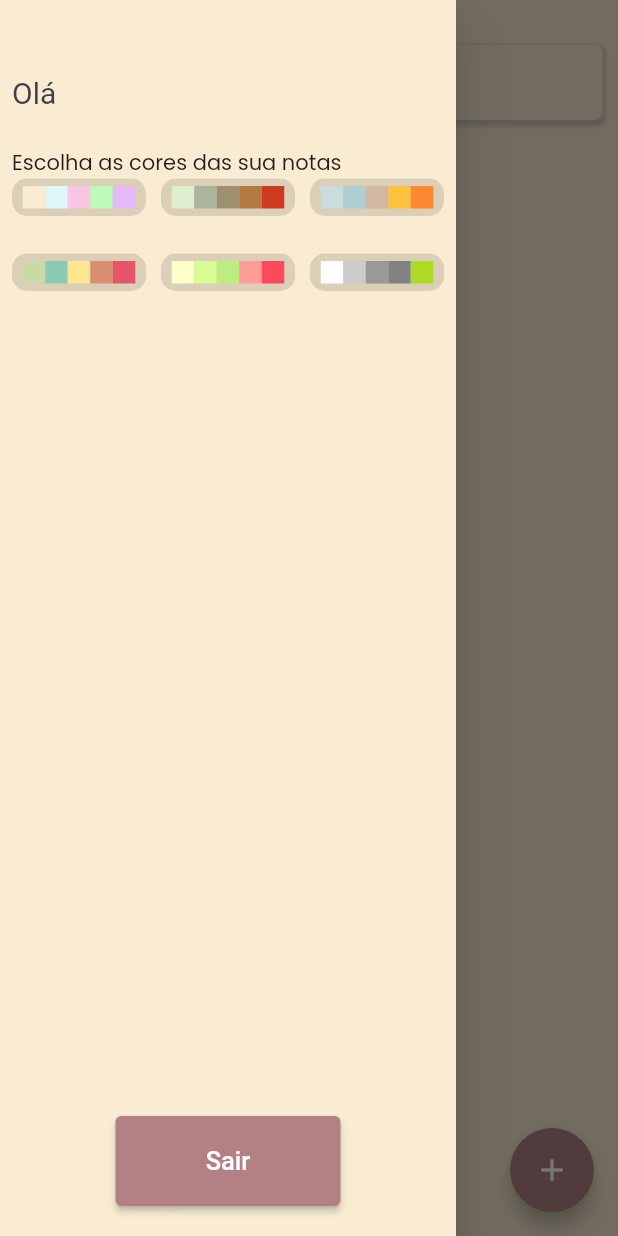
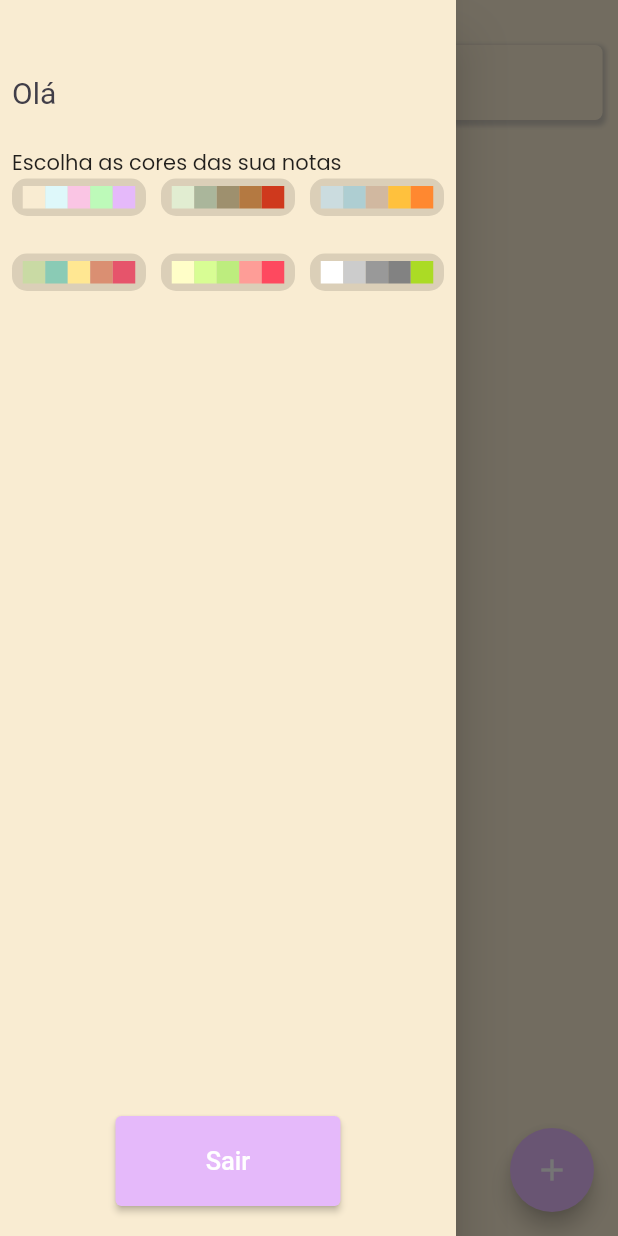
Before and after one commit to JSavioFreire/notes_login, a Flutter app: the screen it shows once a user with an empty profile is signed in, with the side drawer open, on a phone screen of 412 x 824 dp. Run offline on Flutter 3.47's test engine with Material 2 defaults, Android fonts, the phone set to English and light mode, and no system bars; our stand-ins replace cloud_firestore, firebase_auth, firebase_core, google_fonts; missing offline and left inert: flutter_statusbarcolor_ns; accounts and stored records are empty.

Commit message:
change button colors

```diff
--- a/lib/components/drawer/widget/logout_button.dart
+++ b/lib/components/drawer/widget/logout_button.dart
@@ -1,5 +1,7 @@
 import 'package:flutter/material.dart';
 import 'package:notes_login/provider/auth/auth_provider.dart';
+import 'package:notes_login/provider/color/change_style_color_provider.dart';
+import 'package:notes_login/theme/theme_colors.dart';
 import 'package:provider/provider.dart';
 
 class LogoutButton extends StatelessWidget {
@@ -7,11 +9,18 @@ class LogoutButton extends StatelessWidget {
 
   @override
   Widget build(BuildContext context) {
+    ChangeStyleColorProvider colorProvider =
+        Provider.of<ChangeStyleColorProvider>(context);
+
     return SizedBox(
       width: 150,
       height: 60,
       child: ElevatedButton(
           onPressed: () => (context).read<AuthProvider>().logout(),
+          style: ElevatedButton.styleFrom(
+            backgroundColor: ThemeColors.allCardColors[
+                colorProvider.stylePostItColor[colorProvider.styleColor]]![4],
+          ),
           child: const Text(
             'Sair',
             style: TextStyle(fontSize: 17),
--- a/lib/components/floating_action_button/my_fab.dart
+++ b/lib/components/floating_action_button/my_fab.dart
@@ -1,5 +1,7 @@
 import 'package:flutter/material.dart';
+import 'package:notes_login/provider/color/change_style_color_provider.dart';
 import 'package:notes_login/provider/db/db_provider.dart';
+import 'package:notes_login/theme/theme_colors.dart';
 import 'package:provider/provider.dart';
 
 class MyFAB extends StatelessWidget {
@@ -7,7 +9,12 @@ class MyFAB extends StatelessWidget {
 
   @override
   Widget build(BuildContext context) {
+    ChangeStyleColorProvider colorProvider =
+        Provider.of<ChangeStyleColorProvider>(context);
+
     return FloatingActionButton(
+      backgroundColor: ThemeColors.allCardColors[
+          colorProvider.stylePostItColor[colorProvider.styleColor]]![4],
       onPressed: () {
         Navigator.pushNamed(context, '/new');
         (context).read<DataBaseProvider>().createInDb();
```
Also changed, not shown: lib/components/showToDelete/show_to_delete.dart (+8 -0 lines).
